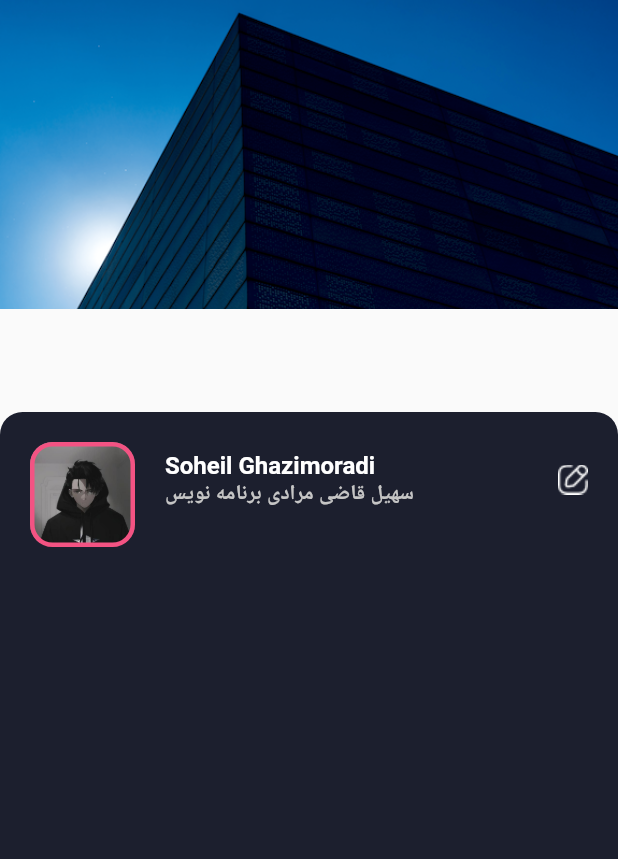
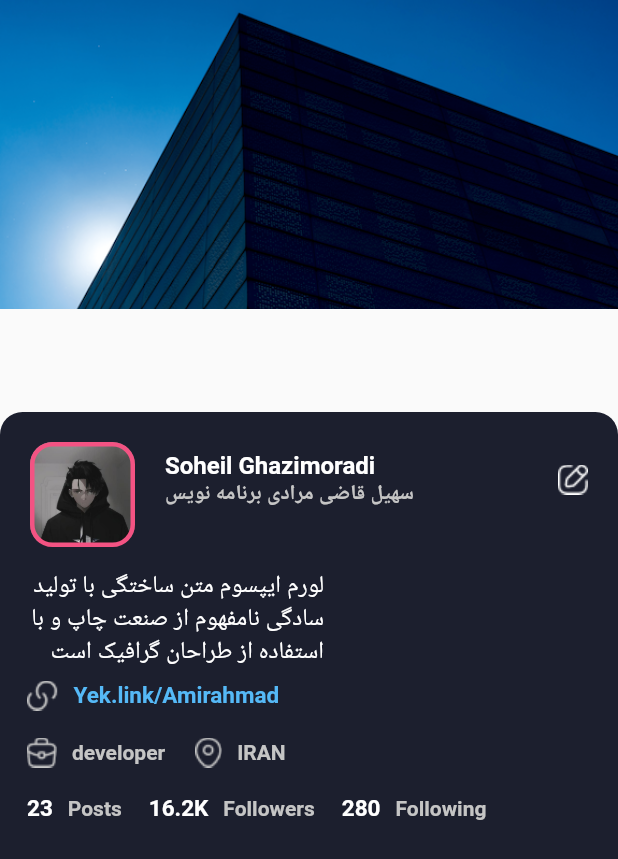
Before and after one commit to Terminatorking/moodinger, a Flutter app: the ProfilePage screen opened directly with empty values, on a phone screen of 412 x 824 dp. Shown: the top 859 px of the screen. Run offline on Flutter 3.47's test engine with Material 2 defaults, Android fonts, the phone set to English and light mode, and no system bars.

Commit message:
complete account info

```diff
--- a/lib/widgets/account_info.dart
+++ b/lib/widgets/account_info.dart
@@ -1,7 +1,6 @@
 import 'package:flutter/material.dart';
 
 import 'image_and_name_of_account.dart';
-
 
 class AccountInfo extends StatelessWidget {
   const AccountInfo({
@@ -25,9 +24,156 @@ class AccountInfo extends StatelessWidget {
           ),
           color: Color(0xff1c1f2e),
         ),
-        child: const Column(
+        child: Column(
+          crossAxisAlignment: CrossAxisAlignment.start,
           children: [
-            ImageAndNameOfAccount(),
+            const ImageAndNameOfAccount(),
+            Container(
+              margin: const EdgeInsets.only(left: 10, top: 15),
+              width: size.width / 2,
+              child: const Text(
+                "لورم ایپسوم متن ساختگی با تولید سادگی نامفهوم از صنعت چاپ و با استفاده از طراحان گرافیک است",
+                textDirection: TextDirection.rtl,
+                style: TextStyle(
+                  color: Colors.white,
+                  fontSize: 16,
+                ),
+              ),
+            ),
+            Padding(
+              padding: const EdgeInsets.only(top: 8.0),
+              child: Row(
+                children: [
+                  const SizedBox(
+                    width: 18,
+                  ),
+                  Image.asset(
+                    "images/icon_link.png",
+                  ),
+                  const SizedBox(
+                    width: 10,
+                  ),
+                  const Text(
+                    "Yek.link/Amirahmad",
+                    style: TextStyle(
+                      fontSize: 15,
+                      fontWeight: FontWeight.bold,
+                      color: Color(0xff55b9f7),
+                    ),
+                  ),
+                ],
+              ),
+            ),
+            Padding(
+              padding: const EdgeInsets.all(18.0),
+              child: Row(
+                children: [
+                  Image.asset("images/icon_work.png"),
+                  const SizedBox(
+                    width: 10,
+                  ),
+                  const Text(
+                    "developer",
+                    style: TextStyle(
+                      fontSize: 14,
+                      fontWeight: FontWeight.bold,
+                      color: Color(0xffc5c5c5),
+                    ),
+                  ),
+                  const SizedBox(
+                    width: 20,
+                  ),
+                  Image.asset("images/icon_location.png"),
+                  const SizedBox(
+                    width: 10,
+                  ),
+                  const Text(
+                    "IRAN",
+                    style: TextStyle(
+                      fontSize: 14,
+                      fontWeight: FontWeight.bold,
+                      color: Color(0xffc5c5c5),
+                    ),
+                  ),
+                ],
+              ),
+            ),
+            const Row(
+              children: [
+                SizedBox(
+                  width: 18,
+                ),
+                Text(
+                  "23",
+                  style: TextStyle(
+                    fontSize: 15,
+                    fontWeight: FontWeight.bold,
+                    color: Colors.white,
+                  ),
+                ),
+                SizedBox(
+                  width: 10,
+                ),
+                Text(
+                  "Posts",
+                  style: TextStyle(
+                    fontSize: 14,
+                    fontWeight: FontWeight.bold,
+                    color: Color(0xffc5c5c5),
+                  ),
+                ),
+                SizedBox(
+                  width: 18,
+                ),
+                Text(
+                  "16.2K",
+                  style: TextStyle(
+                    fontSize: 15,
+                    fontWeight: FontWeight.bold,
+                    color: Colors.white,
+                  ),
+                ),
+                SizedBox(
+                  width: 10,
+                ),
+                Text(
+                  "Followers",
+                  style: TextStyle(
+                    fontSize: 14,
+                    fontWeight: FontWeight.bold,
+                    color: Color(0xffc5c5c5),
+                  ),
+                ),
+                SizedBox(
+                  width: 18,
+                ),
+                Text(
+                  "280",
+                  style: TextStyle(
+                    fontSize: 15,
+                    fontWeight: FontWeight.bold,
+                    color: Colors.white,
+                  ),
+                ),
+                SizedBox(
+                  width: 10,
+                ),
+                Text(
+                  "Following",
+                  style: TextStyle(
+                    fontSize: 14,
+                    fontWeight: FontWeight.bold,
+                    color: Color(0xffc5c5c5),
+                  ),
+                ),
+              ],
+            ),
+            Row(
+              children: [
+                Container(width: size.width,),
+                Container()
+              ],
+            ),
           ],
         ),
       ),
```
Also changed, not shown: images/icon_link.png (added), images/icon_location.png (added), images/icon_work.png (added).
